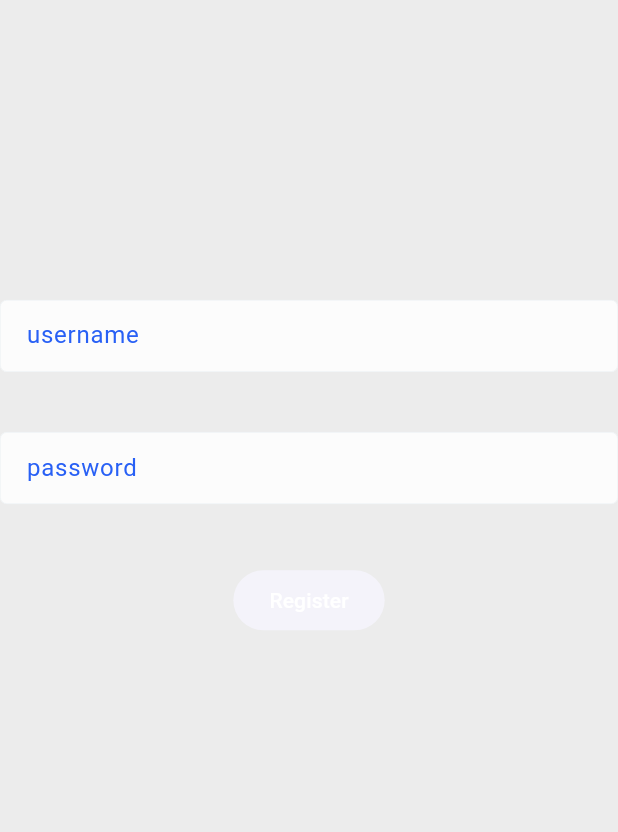
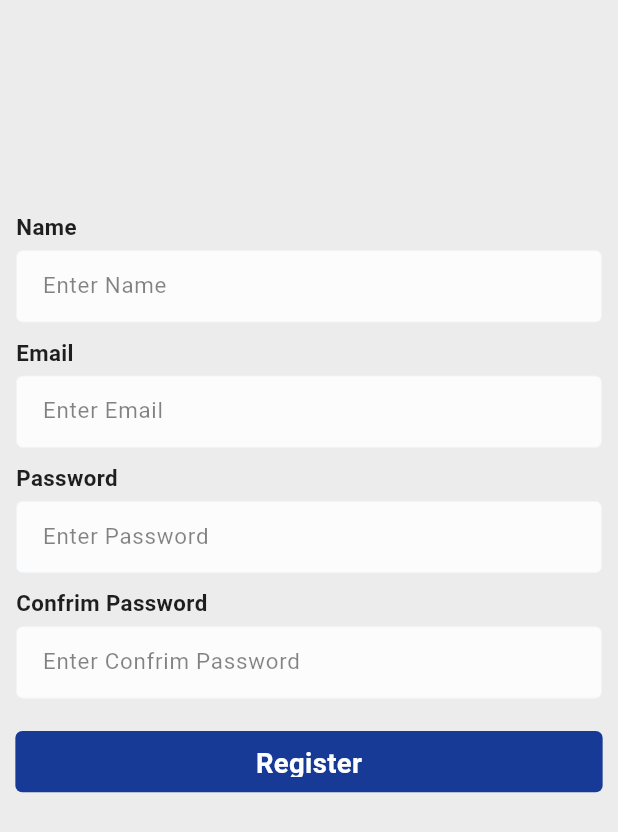
Before and after one commit to erkripa/BookStoreAppInFlutterBlocStatemanagement, a Flutter app: the screen it shows after launch, on a phone screen of 412 x 824 dp. Shown: the top 832 px of the screen. Run offline on Flutter 3.47's test engine with Material 2 defaults, Android fonts, the light colour scheme and no system bars; our stand-ins replace cached_network_image, file_picker, flutter_bloc, flutter_image_compress, flutter_screenutil, get and 4 more; missing offline and left inert: video_compress_ds; accounts and stored records are empty; Roboto replaces fonts that are missing (HKGrotesk).

Commit message:
register page modified

```diff
--- a/lib/modules/register/pages/register_page.dart
+++ b/lib/modules/register/pages/register_page.dart
@@ -1,6 +1,9 @@
 import 'package:course_app/enums/enums.dart';
 import 'package:course_app/modules/register/bloc/register_bloc.dart';
 import 'package:course_app/modules/register/bloc/register_state.dart';
+import 'package:course_app/utils/dm.dart';
+import 'package:course_app/widgets/common/primary_filled_btn.dart';
+import 'package:course_app/widgets/custom/custom_text_field_widget.dart';
 import 'package:flutter/material.dart';
 import 'package:flutter_bloc/flutter_bloc.dart';
 
@@ -40,9 +43,13 @@ class RegisterForm extends StatelessWidget {
           mainAxisSize: MainAxisSize.min,
           children: [
             _UsernameInput(),
-            const Padding(padding: EdgeInsets.all(12)),
+            Dm.boxHeight10,
+            _EmailInput(),
+            Dm.boxHeight10,
             _PasswordInput(),
-            const Padding(padding: EdgeInsets.all(12)),
+            Dm.boxHeight10,
+            _ConfirmPasswordInput(),
+            Dm.boxHeight10,
             _RegisterButton(),
           ],
         ),
@@ -57,13 +64,29 @@ class _UsernameInput extends StatelessWidget {
     return BlocBuilder<RegisterBloc, RegisterState>(
       buildWhen: (previous, current) => previous.userName != current.userName,
       builder: (context, state) {
-        return TextField(
+        return CustomTextField(
           key: const Key('loginForm_usernameInput_textField'),
           onChanged: (username) =>
               context.read<RegisterBloc>().add(UserNameEvent(username)),
-          decoration: const InputDecoration(
-            labelText: 'username',
-          ),
+          hintText: 'Enter Name',
+          headingText: "Name",
+        );
+      },
+    );
+  }
+}
+
+class _EmailInput extends StatelessWidget {
+  @override
+  Widget build(BuildContext context) {
+    return BlocBuilder<RegisterBloc, RegisterState>(
+      buildWhen: (previous, current) => previous.userName != current.userName,
+      builder: (context, state) {
+        return CustomTextField(
+          onChanged: (username) =>
+              context.read<RegisterBloc>().add(UserNameEvent(username)),
+          hintText: 'Enter Email',
+          headingText: "Email",
         );
       },
     );
@@ -76,14 +99,29 @@ class _PasswordInput extends StatelessWidget {
     return BlocBuilder<RegisterBloc, RegisterState>(
       buildWhen: (previous, current) => previous.password != current.password,
       builder: (context, state) {
-        return TextField(
+        return CustomTextField(
           key: const Key('loginForm_passwordInput_textField'),
           onChanged: (password) =>
               context.read<RegisterBloc>().add(PasswordEvent(password)),
-          obscureText: true,
-          decoration: const InputDecoration(
-            labelText: 'password',
-          ),
+          hintText: 'Enter Password',
+          headingText: "Password",
+        );
+      },
+    );
+  }
+}
+
+class _ConfirmPasswordInput extends StatelessWidget {
+  @override
+  Widget build(BuildContext context) {
+    return BlocBuilder<RegisterBloc, RegisterState>(
+      buildWhen: (previous, current) => previous.password != current.password,
+      builder: (context, state) {
+        return CustomTextField(
+          onChanged: (password) =>
+              context.read<RegisterBloc>().add(PasswordEvent(password)),
+          hintText: 'Enter Confrim Password',
+          headingText: "Confrim Password",
         );
       },
     );
@@ -97,13 +135,17 @@ class _RegisterButton extends StatelessWidget {
       builder: (context, state) {
         return state.status == Status.loading
             ? const CircularProgressIndicator()
-            : ElevatedButton(
-                key: const Key('loginForm_continue_raisedButton'),
-                onPressed: () {
+            : AyushFilledButton(
+                onTap: () {
                   print(state);
                   context.read<RegisterBloc>().add(SubmitEvent());
                 },
-                child: Text('Register'),
+                label: 'Register',
+                width: Dm.screenWidth,
+                height: Dm.h40,
+                padding: Dm.defaultPadding,
+                margin: Dm.defaultPadding,
+                labelColor: Theme.of(context).textTheme.titleLarge?.color,
               );
       },
     );
--- a/lib/themes/cubit/theme_cubit.dart
+++ b/lib/themes/cubit/theme_cubit.dart
@@ -142,7 +142,7 @@ class ThemeCubit extends Cubit<ThemeState> {
           color: AppColors.primaryColor,
           fontWeight: FontWeight.bold,
         ),
-        hintStyle: AppStyles.style14Normal.copyWith(
+        hintStyle: AppStyles.style13Normal.copyWith(
           color: AppColors.lightBodyTextColor.withAlpha(140),
         ),
         errorStyle: AppStyles.style14Normal.copyWith(
--- a/lib/widgets/common/primary_filled_btn.dart
+++ b/lib/widgets/common/primary_filled_btn.dart
@@ -14,6 +14,7 @@ class AyushFilledButton extends StatelessWidget {
     this.labelColor,
     this.onTap,
     this.padding,
+    this.margin,
     this.fontSize,
     this.width,
     this.height,
@@ -28,6 +29,7 @@ class AyushFilledButton extends StatelessWidget {
   final Widget? suffix;
   final VoidCallback? onTap;
   final EdgeInsets? padding;
+  final EdgeInsets? margin;
   final double? fontSize;
   final double? width;
   final double? height;
@@ -41,6 +43,7 @@ class AyushFilledButton extends StatelessWidget {
         width: width,
         height: height,
         padding: padding,
+        margin: margin,
         constraints: BoxConstraints(maxWidth: Dm.screenWidth),
         decoration: BoxDecoration(
           borderRadius: BorderRadius.circular(borderRadius ?? Dm.four),
--- /dev/null
+++ b/lib/widgets/custom/custom_text_field_widget.dart
@@ -0,0 +1,100 @@
+import 'package:course_app/utils/dm.dart';
+import 'package:course_app/utils/styles/app_text_style.dart';
+import 'package:flutter/material.dart';
+import 'package:flutter/services.dart';
+
+class CustomTextField extends StatelessWidget {
+  const CustomTextField({
+    Key? key,
+    this.textController,
+    required this.hintText,
+    this.icon,
+    this.isObsecure = false,
+    this.iconColor = const Color(0xFF18205F),
+    this.maxLine = 1,
+    this.keyboardType,
+    this.readOnly = false,
+    this.isMargin = true,
+    this.onChanged,
+    this.headingText,
+    this.inputAction = TextInputAction.done,
+    this.suffixIcon,
+    this.isHiddenColor = false,
+    this.validator,
+    this.inputFormatters,
+    this.maxLength,
+    this.minLines,
+    this.onEditingComplete,
+    this.onTap,
+    this.autovalidateMode,
+    this.focusNode,
+  }) : super(key: key);
+
+  final TextEditingController? textController;
+  final String? headingText, hintText;
+  final IconData? icon;
+  final bool isObsecure;
+  final Color? iconColor;
+  final int maxLine;
+  final bool readOnly, isMargin, isHiddenColor;
+  final TextInputType? keyboardType;
+  final TextInputAction inputAction;
+  final Function(String)? onChanged;
+  final Widget? suffixIcon;
+  final String? Function(String?)? validator;
+  final List<TextInputFormatter>? inputFormatters;
+  final void Function()? onEditingComplete;
+  final int? maxLength;
+  final int? minLines;
+  final AutovalidateMode? autovalidateMode;
+  final void Function()? onTap;
+  final FocusNode? focusNode;
+
+  @override
+  Widget build(BuildContext context) {
+    return Column(
+      crossAxisAlignment: CrossAxisAlignment.start,
+      mainAxisSize: MainAxisSize.min,
+      mainAxisAlignment: MainAxisAlignment.center,
+      children: [
+        if (headingText != null)
+          Container(
+            margin: EdgeInsets.only(
+                left: isMargin ? Dm.w10 : 0,
+                right: isMargin ? Dm.w10 : 0,
+                bottom: Dm.h10 / 2),
+            child: Text(headingText!, style: AppStyles.style13Bold),
+          ),
+        Container(
+          height: keyboardType != TextInputType.multiline
+              ? kMinInteractiveDimension
+              : null,
+          margin:
+              isMargin ? EdgeInsets.only(left: Dm.w10, right: Dm.w10) : null,
+          child: TextFormField(
+            onTap: onTap,
+            maxLines: maxLine,
+            maxLength: maxLength,
+            minLines: minLines,
+            controller: textController,
+            textInputAction: inputAction,
+            keyboardType: keyboardType,
+            obscureText: isObsecure,
+            readOnly: readOnly,
+            validator: validator,
+            onChanged: onChanged,
+            autovalidateMode: autovalidateMode,
+            focusNode: focusNode,
+            style: !readOnly ? AppStyles.style12Bold : AppStyles.style12Normal,
+            decoration: InputDecoration(
+              hintText: hintText,
+              suffixIcon: suffixIcon,
+            ),
+            inputFormatters: inputFormatters,
+            onEditingComplete: onEditingComplete,
+          ),
+        )
+      ],
+    );
+  }
+}
```
